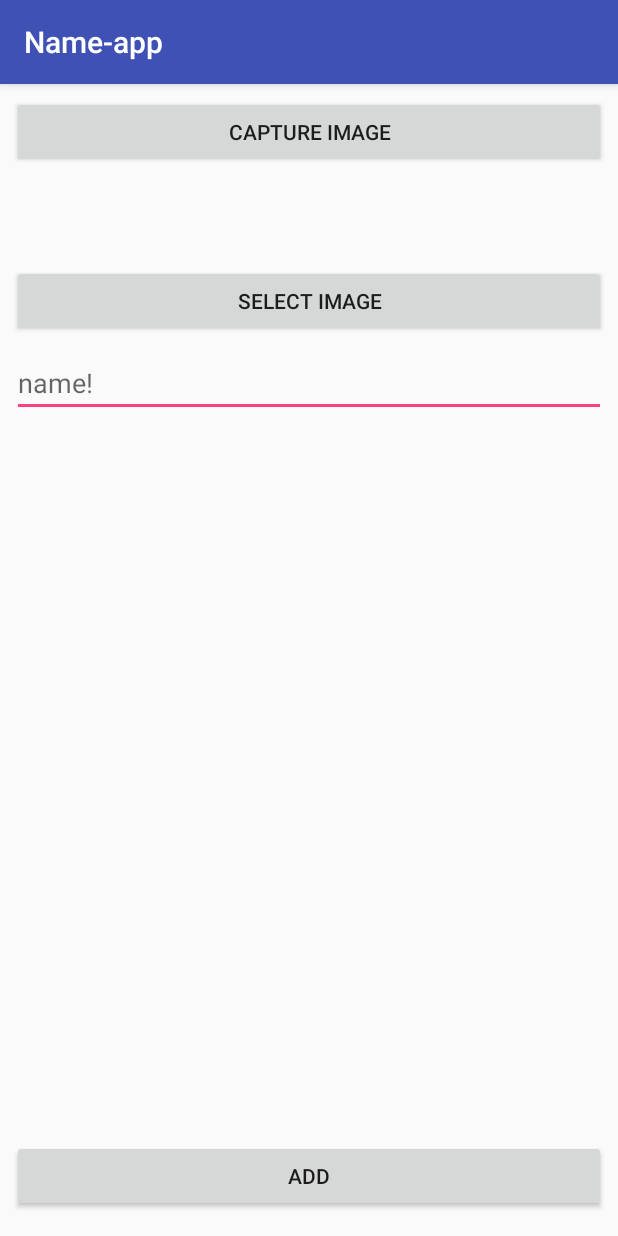
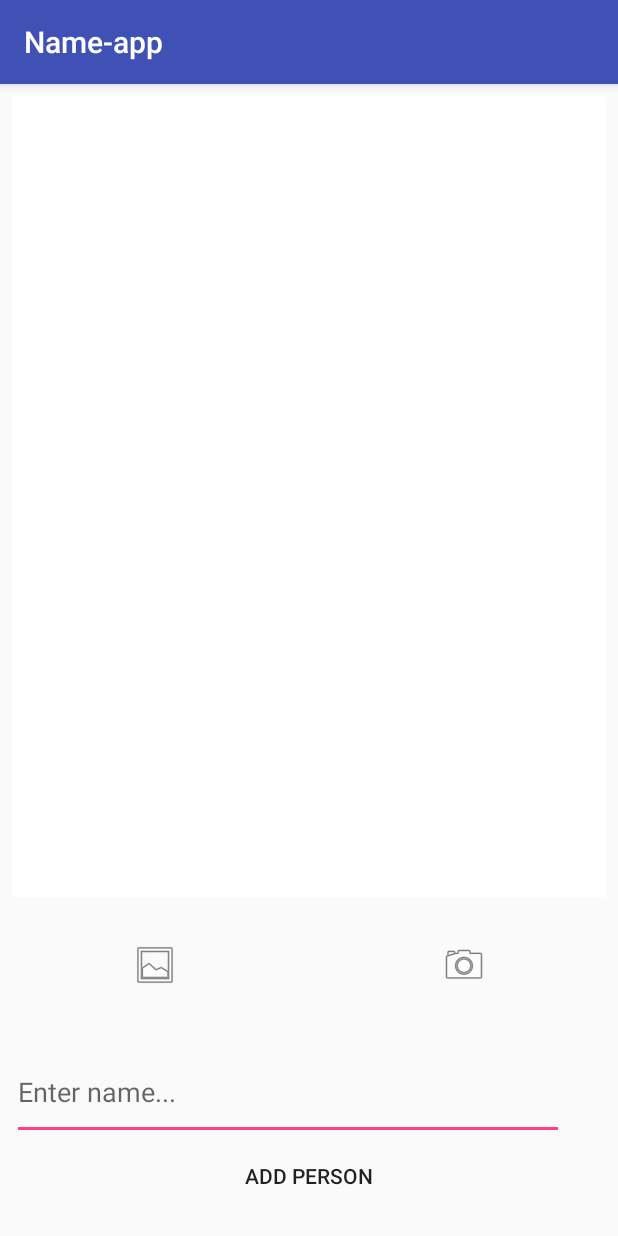
Before and after one commit to Ferdizz/DAT153_Oblig1, an Android app: the screen it shows after launch (AddPersonActivity), after a tap on "ADD PERSON", on a phone screen of 412 x 824 dp. Run offline under Robolectric (Android 15) with nearby library versions, the phone set to English and light mode, and no system bars.

Commit message:
Fixed add-person layout, fixed list-layout, added up-navigation to 3 main activities, fixed a memory leak in util. Still missing compressed images/thumbnails in gallery, and camera import.

```diff
--- a/app/src/main/java/no/hvl/nameapp/AddPersonActivity.java
+++ b/app/src/main/java/no/hvl/nameapp/AddPersonActivity.java
@@ -16,6 +16,7 @@ import android.view.View;
 import android.widget.Button;
 import android.widget.EditText;
 import android.widget.ImageView;
+import android.widget.Toast;
 
 import java.io.ByteArrayOutputStream;
 import java.io.File;
@@ -42,24 +43,9 @@ public class AddPersonActivity extends AppCompatActivity {
     protected void onCreate(Bundle savedInstanceState) {
         super.onCreate(savedInstanceState);
         setContentView(R.layout.activity_add_person);
-
-        Button selectImgBtn = findViewById(R.id.selectImgBtn);
-        final Button captureImgBtn = findViewById(R.id.captureImgBtn);
-
-        selectImgBtn.setOnClickListener(new View.OnClickListener(){
-            public void onClick(View v){
-                selectImage();
-            }
-        });
-
-        captureImgBtn.setOnClickListener(new View.OnClickListener(){
-            public void onClick(View v){
-                captureImage();
-            }
-        });
     }
 
-    private void captureImage() {
+    public void captureImage(View view) {
         Intent intent = new Intent(MediaStore.ACTION_IMAGE_CAPTURE);
 
         if(intent.resolveActivity(getPackageManager()) != null){
@@ -78,7 +64,7 @@ public class AddPersonActivity extends AppCompatActivity {
         }
     }
 
-    private void selectImage() {
+    public void selectImage(View view) {
         Intent intent = new Intent();
         intent.setType("image/*");
         intent.setAction(Intent.ACTION_GET_CONTENT);
@@ -93,7 +79,6 @@ public class AddPersonActivity extends AppCompatActivity {
             }
             ImageView iv = (ImageView) findViewById(R.id.imageView);
             iv.setImageURI(uri);
-            addPerson();
         }
     }
 
@@ -127,12 +112,12 @@ public class AddPersonActivity extends AppCompatActivity {
 //        }
 //    }
 
-    private void addPerson() {
+    public void addPerson(View view) {
         EditText editText = (EditText) findViewById(R.id.editText);
         String name =  editText.getText().toString();
 
         if(name.isEmpty()){
-            //TODO: Create toaster message?
+          Toast.makeText(getApplicationContext(),R.string.no_name, Toast.LENGTH_LONG).show();
         }else{
             Person p = new Person(uri, name);
             db.addPerson(p);
--- a/app/src/main/java/no/hvl/nameapp/Util.java
+++ b/app/src/main/java/no/hvl/nameapp/Util.java
@@ -1,29 +1,13 @@
 package no.hvl.nameapp;
 
-import android.app.Application;
-import android.content.Context;
 import android.content.res.Resources;
 import android.graphics.Bitmap;
 import android.graphics.BitmapFactory;
-import android.util.Log;
 
-public class Util extends Application{
-
-    private static Context mContext;
-
+public class Util {
     public static Bitmap getDecodedBitmap(Resources res, int resId){
         BitmapFactory.Options opts = new BitmapFactory.Options();
         opts.inSampleSize = 4;
         return BitmapFactory.decodeResource(res, resId, opts);
     }
-
-    @Override
-    public void onCreate() {
-        super.onCreate();
-        mContext = this;
-    }
-
-    public static Context getContext(){
-        return mContext;
-    }
 }
--- a/app/src/main/java/no/hvl/nameapp/data/PersonDB.java
+++ b/app/src/main/java/no/hvl/nameapp/data/PersonDB.java
@@ -4,8 +4,6 @@ package no.hvl.nameapp.data;
 import android.net.Uri;
 
 import java.util.ArrayList;
-
-import no.hvl.nameapp.Util;
 import no.hvl.nameapp.R;
 
 /**
--- a/app/src/main/res/layout/activity_add_person.xml
+++ b/app/src/main/res/layout/activity_add_person.xml
@@ -6,72 +6,82 @@
     android:layout_height="match_parent"
     tools:context="no.hvl.nameapp.AddPersonActivity">
 
-    <Button
-        android:id="@+id/selectImgBtn"
-        android:layout_width="0dp"
-        android:layout_height="wrap_content"
-        android:layout_marginBottom="8dp"
-        android:layout_marginEnd="8dp"
-        android:layout_marginStart="8dp"
-        android:layout_marginTop="8dp"
-        android:onClick="selectImage"
-        android:text="@string/select_image"
-        app:layout_constraintBottom_toBottomOf="parent"
-        app:layout_constraintEnd_toEndOf="parent"
-        app:layout_constraintStart_toStartOf="parent"
-        app:layout_constraintTop_toBottomOf="@+id/captureImgBtn"
-        app:layout_constraintVertical_bias="0.087" />
+    <LinearLayout
+        android:layout_width="match_parent"
+        android:layout_height="match_parent"
+        android:orientation="vertical">
 
-    <EditText
-        android:id="@+id/editText"
-        android:layout_width="0dp"
+        <ImageView
+            android:id="@+id/imageView"
+            android:layout_width="match_parent"
             android:layout_height="wrap_content"
             android:layout_marginEnd="8dp"
             android:layout_marginStart="8dp"
             android:layout_marginTop="8dp"
-        android:ems="10"
-        android:hint="name!"
-        android:inputType="textPersonName"
-        app:layout_constraintEnd_toEndOf="parent"
-        app:layout_constraintHorizontal_bias="0.503"
-        app:layout_constraintStart_toStartOf="parent"
-        app:layout_constraintTop_toBottomOf="@+id/selectImgBtn" />
-
-    <Button
-        android:id="@+id/button5"
-        android:layout_width="0dp"
-        android:layout_height="wrap_content"
-        android:layout_marginBottom="16dp"
-        android:layout_marginEnd="8dp"
-        android:layout_marginStart="8dp"
-        android:onClick="addPerson"
-        android:text="Add"
-        app:layout_constraintBottom_toBottomOf="parent"
-        app:layout_constraintEnd_toEndOf="parent"
-        app:layout_constraintStart_toStartOf="parent" />
-
-    <ImageView
-        android:id="@+id/imageView"
-        android:layout_width="wrap_content"
-        android:layout_height="wrap_content"
-        android:layout_marginEnd="8dp"
-        android:layout_marginStart="8dp"
-        android:layout_marginTop="8dp"
+            android:layout_weight="1"
             app:layout_constraintBottom_toTopOf="@+id/button5"
             app:layout_constraintEnd_toEndOf="parent"
             app:layout_constraintStart_toStartOf="parent"
             app:layout_constraintTop_toBottomOf="@+id/editText"
             app:srcCompat="@android:color/background_light" />
 
-    <Button
-        android:id="@+id/captureImgBtn"
-        android:layout_width="0dp"
-        android:layout_height="wrap_content"
+        <LinearLayout
+            android:layout_width="match_parent"
+            android:layout_height="90dp"
+            android:layout_marginBottom="8dp"
+            android:orientation="horizontal"
+            app:layout_constraintBottom_toBottomOf="parent"
+            tools:layout_editor_absoluteX="0dp">
+
+            <ImageButton
+                android:id="@+id/imageButton2"
+                android:layout_width="wrap_content"
+                android:layout_height="match_parent"
+                android:layout_weight="1"
+                android:background="@android:color/transparent"
+                android:onClick="selectImage"
+                app:srcCompat="@android:drawable/ic_menu_gallery" />
+
+            <ImageButton
+                android:id="@+id/imageButton"
+                android:layout_width="wrap_content"
+                android:layout_height="match_parent"
+                android:layout_weight="1"
+                android:background="@android:color/transparent"
+                android:onClick="captureImage"
+                app:srcCompat="@android:drawable/ic_menu_camera"
+                tools:layout_editor_absoluteX="0dp"
+                tools:layout_editor_absoluteY="360dp" />
+
+        </LinearLayout>
+
+        <EditText
+            android:id="@+id/editText"
+            android:layout_width="368dp"
+            android:layout_height="64dp"
             android:layout_marginEnd="8dp"
             android:layout_marginStart="8dp"
-        android:layout_marginTop="8dp"
-        android:text="@string/capture_image"
+            android:ems="10"
+            android:hint="@string/person_name_hint"
+            android:inputType="textPersonName"
             app:layout_constraintEnd_toEndOf="parent"
+            app:layout_constraintHorizontal_bias="0.503"
             app:layout_constraintStart_toStartOf="parent"
-        app:layout_constraintTop_toTopOf="parent" />
+            tools:layout_editor_absoluteY="235dp" />
+
+        <Button
+            android:id="@+id/button5"
+            style="@style/Widget.AppCompat.Button.Borderless"
+            android:layout_width="match_parent"
+            android:layout_height="wrap_content"
+            android:layout_marginBottom="16dp"
+            android:layout_marginEnd="8dp"
+            android:layout_marginStart="8dp"
+            android:background="@android:color/transparent"
+            android:onClick="addPerson"
+            android:text="@string/add_person"
+            app:layout_constraintBottom_toBottomOf="parent"
+            app:layout_constraintEnd_toEndOf="parent"
+            app:layout_constraintStart_toStartOf="parent" />
+    </LinearLayout>
 </android.support.constraint.ConstraintLayout>
--- a/app/src/main/res/layout/activity_gallery.xml
+++ b/app/src/main/res/layout/activity_gallery.xml
@@ -1,6 +1,7 @@
 <?xml version="1.0" encoding="utf-8"?>
 <RelativeLayout
     xmlns:android="http://schemas.android.com/apk/res/android"
+    xmlns:app="http://schemas.android.com/apk/res-auto"
     xmlns:tools="http://schemas.android.com/tools"
     android:layout_width="match_parent"
     android:layout_height="match_parent"
@@ -15,13 +16,14 @@
         android:gravity="center"
         />
 
-    <Button
+    <ImageButton
         android:id="@+id/pluss_button"
+        android:contentDescription="@string/pluss"
         android:layout_width="wrap_content"
         android:layout_height="wrap_content"
         android:layout_alignParentBottom="true"
         android:layout_alignParentEnd="true"
         android:onClick="addPerson"
-        android:text="@string/pluss" />
+        app:srcCompat="@android:drawable/ic_input_add" />
 
 </RelativeLayout>
--- a/app/src/main/res/values/colors.xml
+++ b/app/src/main/res/values/colors.xml
@@ -1,6 +1,6 @@
 <?xml version="1.0" encoding="utf-8"?>
 <resources>
-    <color name="colorPrimary">#3F51B5</color>
+    <color name="colorPrimary">#3f51b5</color>
     <color name="colorPrimaryDark">#303F9F</color>
     <color name="colorAccent">#FF4081</color>
 </resources>
--- a/app/src/main/res/values/strings.xml
+++ b/app/src/main/res/values/strings.xml
@@ -13,4 +13,6 @@
     <string name="score">Score</string>
     <string name="select_image">Select image</string>
     <string name="capture_image">Capture image</string>
+    <string name="person_name_hint">Enter name...</string>
+    <string name="no_name">Name can\'t be empty!</string>
 </resources>
```
Also changed, not shown: app/src/main/AndroidManifest.xml (+15 -5 lines), app/src/main/java/no/hvl/nameapp/ImageAdapter.java (+20 -1 lines), app/src/main/java/no/hvl/nameapp/ListNamesActivity.java (+16 -12 lines), app/src/main/res/layout/activity_list_names.xml (+6 -5 lines). Lines whose indentation alone changed are shown as unchanged.
